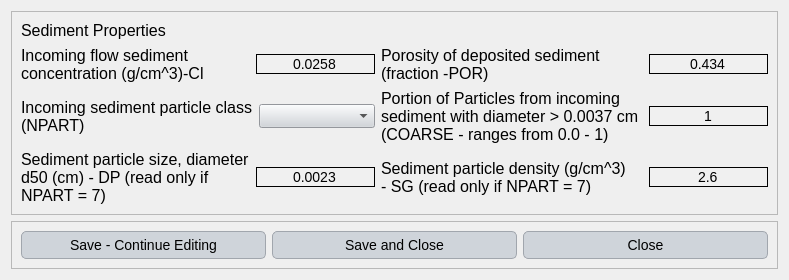
This is Source_code/ui/incoming_sediment.ui in Inigobarbe/VFSMOD-GUI as Qt 5 draws it before an edit. The edited form follows.
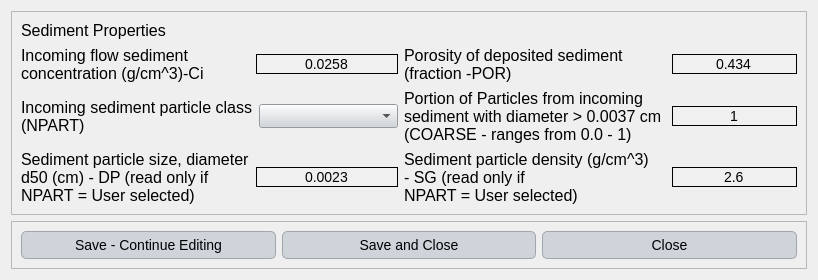
This is the edited form.

The edit to the form file:
```diff
--- a/Source_code/ui/incoming_sediment.ui
+++ b/Source_code/ui/incoming_sediment.ui
@@ -6,7 +6,7 @@
    <rect>
     <x>0</x>
     <y>0</y>
-    <width>789</width>
+    <width>818</width>
     <height>279</height>
    </rect>
   </property>
@@ -171,7 +171,7 @@
           </property>
           <property name="text">
            <string>Incoming flow sediment
-concentration (g/cm^3)-Cl</string>
+concentration (g/cm^3)-Ci</string>
           </property>
          </widget>
         </item>
@@ -289,7 +289,8 @@
           </property>
           <property name="text">
            <string>Sediment particle density (g/cm^3)
-- SG (read only if NPART = 7)</string>
+- SG (read only if 
+NPART = User selected)</string>
           </property>
          </widget>
         </item>
@@ -324,7 +325,7 @@
           <property name="text">
            <string>Sediment particle size, diameter
 d50 (cm) - DP (read only if 
-NPART = 7)</string>
+NPART = User selected)</string>
           </property>
          </widget>
         </item>
```
